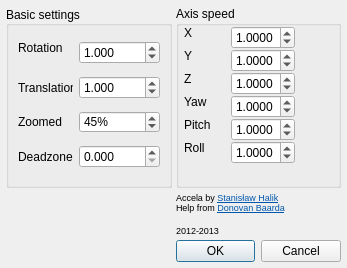
Before: the Qt Designer form ftnoir_filter_accela/ftnoir_accela_filtercontrols.ui in opentrack/opentrack, drawn with Qt 5.
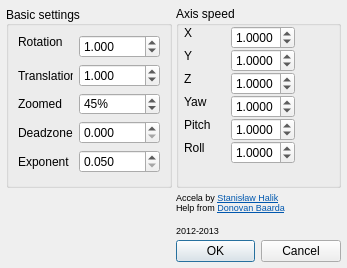
After: the same form once the commit is applied. Icons and pictures are not drawn.

Commit message: accela: implement variable exponent

Diff of the .ui file:
```diff
--- a/ftnoir_filter_accela/ftnoir_accela_filtercontrols.ui
+++ b/ftnoir_filter_accela/ftnoir_accela_filtercontrols.ui
@@ -286,6 +286,35 @@
         </property>
        </widget>
       </item>
+      <item row="4" column="0">
+       <widget class="QLabel" name="label_10">
+        <property name="text">
+         <string>Exponent</string>
+        </property>
+       </widget>
+      </item>
+      <item row="4" column="1">
+       <widget class="QDoubleSpinBox" name="expt">
+        <property name="sizePolicy">
+         <sizepolicy hsizetype="Expanding" vsizetype="Fixed">
+          <horstretch>0</horstretch>
+          <verstretch>0</verstretch>
+         </sizepolicy>
+        </property>
+        <property name="decimals">
+         <number>3</number>
+        </property>
+        <property name="minimum">
+         <double>0.050000000000000</double>
+        </property>
+        <property name="maximum">
+         <double>100.000000000000000</double>
+        </property>
+        <property name="singleStep">
+         <double>0.050000000000000</double>
+        </property>
+       </widget>
+      </item>
      </layout>
     </widget>
    </item>
```
The commit also changes 3 other files.
